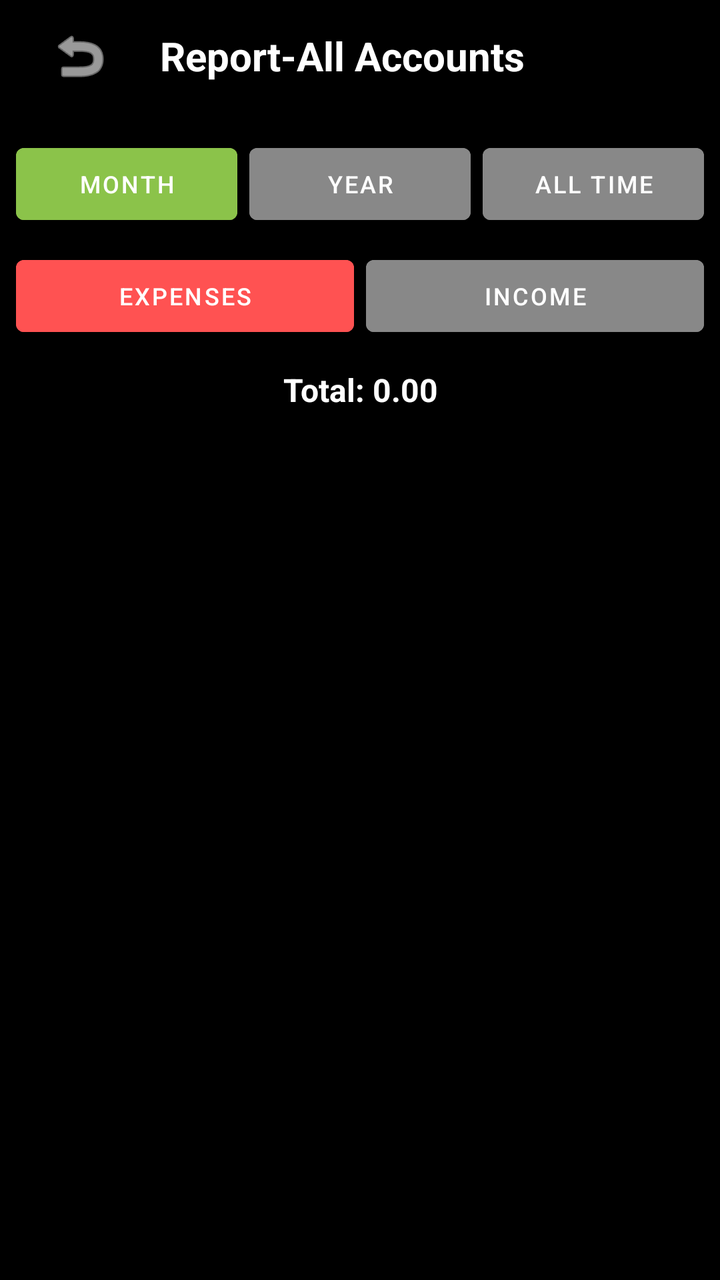
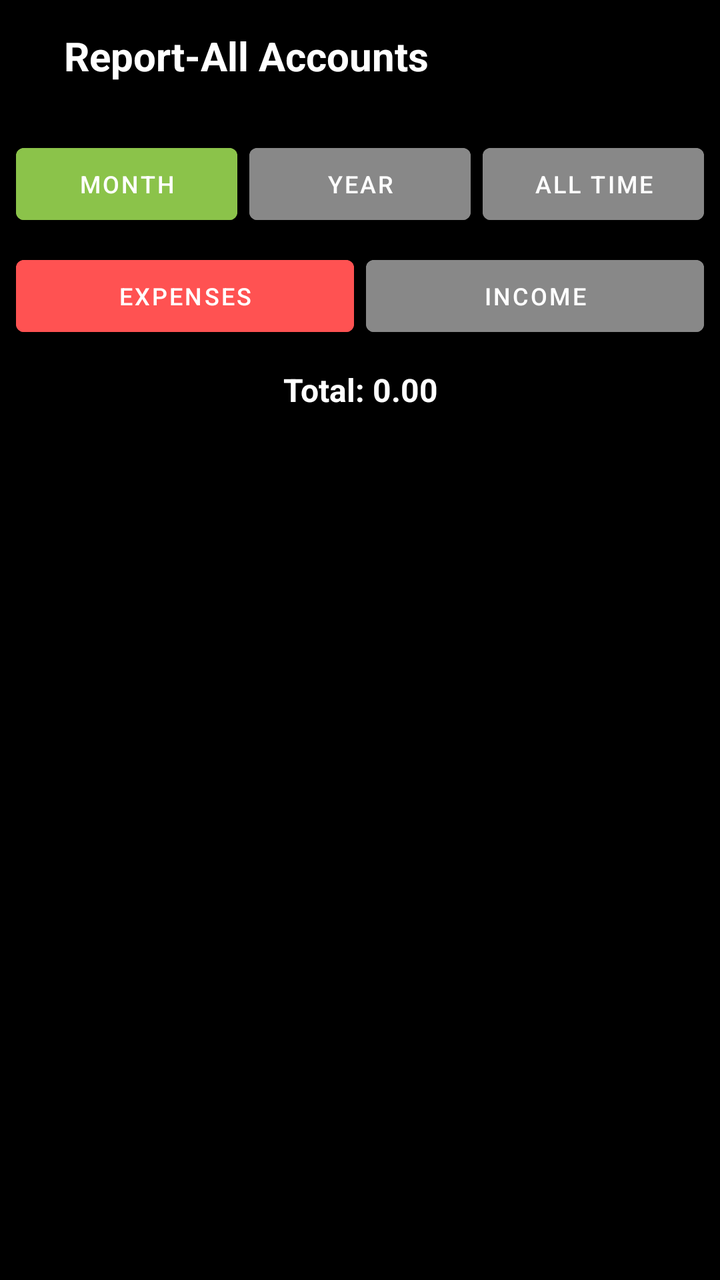

The first picture is an Android layout as it rendered before a commit; the second is the same layout after the commit. The layout source and the unified diff follow.
<!-- AndroidManifest.xml: activity theme Theme.MyCalendar2026SAR -->
<!-- res/layout/activity_report_all.xml -->
<?xml version="1.0" encoding="utf-8"?>
<androidx.constraintlayout.widget.ConstraintLayout xmlns:android="http://schemas.android.com/apk/res/android"
    xmlns:app="http://schemas.android.com/apk/res-auto"
    xmlns:tools="http://schemas.android.com/tools"
    android:layout_width="match_parent"
    android:layout_height="match_parent"
    android:background="#000000"
    tools:context=".ReportAllActivity">

    <LinearLayout
        android:id="@+id/reportTopBar"
        android:layout_width="match_parent"
        android:layout_height="56dp"
        android:gravity="center_vertical"
        android:orientation="horizontal"
        android:paddingStart="16dp"
        android:paddingEnd="16dp"
        app:layout_constraintTop_toTopOf="parent">

        <ImageButton
            android:id="@+id/reportBackButton"
            android:layout_width="48dp"
            android:layout_height="48dp"
            android:background="?attr/selectableItemBackgroundBorderless"
            android:contentDescription="Back"
            android:src="@android:drawable/ic_menu_revert"
            app:tint="@color/white" />

        <TextView
            android:layout_width="0dp"
            android:layout_height="wrap_content"
            android:layout_marginStart="16dp"
            android:layout_weight="1"
            android:text="@string/menu_report_all_accounts"
            android:textColor="@color/white"
            android:textSize="20sp"
            android:textStyle="bold" />
    </LinearLayout>

    <LinearLayout
        android:id="@+id/reportPeriodContainer"
        android:layout_width="match_parent"
        android:layout_height="wrap_content"
        android:layout_marginTop="4dp"
        android:gravity="center"
        android:orientation="horizontal"
        android:padding="8dp"
        app:layout_constraintTop_toBottomOf="@id/reportTopBar">

        <Button
            android:id="@+id/reportMonthButton"
            android:layout_width="0dp"
            android:layout_height="wrap_content"
            android:layout_weight="1"
            android:backgroundTint="@color/light_green"
            android:text="Month"
            android:textColor="@color/white"
            android:textSize="12sp" />

        <Button
            android:id="@+id/reportYearButton"
            android:layout_width="0dp"
            android:layout_height="wrap_content"
            android:layout_marginStart="6dp"
            android:layout_weight="1"
            android:backgroundTint="@color/gray"
            android:text="Year"
            android:textColor="@color/white"
            android:textSize="12sp" />

        <Button
            android:id="@+id/reportAllButton"
            android:layout_width="0dp"
            android:layout_height="wrap_content"
            android:layout_marginStart="6dp"
            android:layout_weight="1"
            android:backgroundTint="@color/gray"
            android:text="All Time"
            android:textColor="@color/white"
            android:textSize="12sp" />
    </LinearLayout>

    <LinearLayout
        android:id="@+id/reportTypeContainer"
        android:layout_width="match_parent"
        android:layout_height="wrap_content"
        android:gravity="center"
        android:orientation="horizontal"
        android:paddingStart="8dp"
        android:paddingEnd="8dp"
        android:paddingBottom="4dp"
        app:layout_constraintTop_toBottomOf="@id/reportPeriodContainer">

        <Button
            android:id="@+id/reportExpenseToggle"
            android:layout_width="0dp"
            android:layout_height="wrap_content"
            android:layout_weight="1"
            android:backgroundTint="@color/expense_red"
            android:text="@string/expenses"
            android:textColor="@color/white"
            android:textSize="12sp" />

        <Button
            android:id="@+id/reportIncomeToggle"
            android:layout_width="0dp"
            android:layout_height="wrap_content"
            android:layout_marginStart="6dp"
            android:layout_weight="1"
            android:backgroundTint="@color/gray"
            android:text="@string/income"
            android:textColor="@color/white"
            android:textSize="12sp" />
    </LinearLayout>

    <TextView
        android:id="@+id/reportTotalText"
        android:layout_width="match_parent"
        android:layout_height="wrap_content"
        android:gravity="center"
        android:paddingTop="8dp"
        android:paddingBottom="4dp"
        android:text="Total: 0.00"
        android:textColor="@color/white"
        android:textSize="16sp"
        android:textStyle="bold"
        app:layout_constraintTop_toBottomOf="@id/reportTypeContainer" />

    <androidx.recyclerview.widget.RecyclerView
        android:id="@+id/reportRecyclerView"
        android:layout_width="match_parent"
        android:layout_height="0dp"
        android:clipToPadding="false"
        android:paddingBottom="16dp"
        app:layout_constraintBottom_toBottomOf="parent"
        app:layout_constraintTop_toBottomOf="@id/reportTotalText" />

    <TextView
        android:id="@+id/reportEmptyText"
        android:layout_width="wrap_content"
        android:layout_height="wrap_content"
        android:text="No transactions in this period."
        android:textColor="@color/text_secondary"
        android:visibility="gone"
        app:layout_constraintBottom_toBottomOf="parent"
        app:layout_constraintEnd_toEndOf="parent"
        app:layout_constraintStart_toStartOf="parent"
        app:layout_constraintTop_toBottomOf="@id/reportTotalText" />

</androidx.constraintlayout.widget.ConstraintLayout>
<!-- resources referenced by this layout -->
<resources>
  <color name="expense_red">#FF5252</color>
  <color name="gray">#888888</color>
  <color name="light_green">#8BC34A</color>
  <color name="text_secondary">#AAAAAA</color>
  <color name="white">#FFFFFFFF</color>
  <string name="expenses">Expenses</string>
  <string name="income">Income</string>
  <string name="menu_report_all_accounts">Report-All Accounts</string>
  <style name="Theme.MyCalendar2026SAR" parent="Theme.MaterialComponents.DayNight.NoActionBar">
          
          <item name="colorPrimary">@color/light_green</item>
          <item name="colorPrimaryVariant">@color/hunter_green</item>
          <item name="colorOnPrimary">@color/white</item>
          
          <item name="colorSecondary">@color/teal_200</item>
          <item name="colorSecondaryVariant">@color/teal_700</item>
          <item name="colorOnSecondary">@color/black</item>
          
          <item name="android:statusBarColor">?attr/colorPrimaryVariant</item>
  
          <item name="colorControlActivated">@color/light_green</item>
  
          <item name="android:listPreferredItemPaddingStart">8dp</item>
          <item name="android:listPreferredItemPaddingEnd">8dp</item>
          <item name="android:textAppearanceLargePopupMenu">@style/CustomMenuTextAppearance</item>
          <item name="android:textAppearanceSmallPopupMenu">@style/CustomMenuTextAppearance</item>
          <item name="android:popupMenuStyle">@style/CustomPopupMenuStyle</item>
  
          
          <item name="materialAlertDialogTheme">@style/CustomAlertDialogTheme</item>
          <item name="alertDialogTheme">@style/CustomAlertDialogTheme</item>
      </style>
  <color name="hunter_green">#355E3B</color>
  <color name="teal_200">#FF03DAC5</color>
  <color name="teal_700">#FF018786</color>
  <color name="black">#FF000000</color>
  <style name="CustomMenuTextAppearance" parent="TextAppearance.AppCompat.Widget.PopupMenu.Large">
          <item name="android:textSize">@dimen/_10ssp</item>
          <item name="android:textColor">@color/white</item>
      </style>
  <style name="CustomPopupMenuStyle" parent="Widget.AppCompat.PopupMenu">
          <item name="android:minWidth">@dimen/_110sdp</item>
      </style>
  <style name="CustomAlertDialogTheme" parent="ThemeOverlay.MaterialComponents.MaterialAlertDialog">
          <item name="colorPrimary">@color/light_green</item>
          <item name="colorAccent">@color/light_green</item>
          <item name="colorSecondary">@color/light_green</item>
          <item name="android:textColorPrimary">@color/white</item>
          
          <item name="buttonBarPositiveButtonStyle">@style/GreenButtonStyle</item>
          <item name="buttonBarNegativeButtonStyle">@style/GreenButtonStyle</item>
          <item name="buttonBarNeutralButtonStyle">@style/GreenButtonStyle</item>
      </style>
  <style name="GreenButtonStyle" parent="Widget.MaterialComponents.Button.TextButton">
          <item name="android:textColor">@color/light_green</item>
      </style>
</resources>

<!-- the commit's change to res/layout/activity_report_all.xml (unified diff, before → after) -->
@@ -19,12 +19,13 @@
 
         <ImageButton
             android:id="@+id/reportBackButton"
-            android:layout_width="48dp"
-            android:layout_height="48dp"
+            android:layout_width="@dimen/_24sdp"
+            android:layout_height="@dimen/_24sdp"
             android:background="?attr/selectableItemBackgroundBorderless"
             android:contentDescription="Back"
-            android:src="@android:drawable/ic_menu_revert"
-            app:tint="@color/white" />
+            android:padding="4dp"
+            android:scaleType="fitCenter"
+            android:src="@drawable/ic_back_color" />
 
         <TextView
             android:layout_width="0dp"
<!-- resource entries referenced after the edit -->
@@ -5,6 +5,16 @@
   <color name="light_green">#8BC34A</color>
   <color name="text_secondary">#AAAAAA</color>
   <color name="white">#FFFFFFFF</color>
+  <!-- drawable ic_back_color (drawable) -->
+  <vector xmlns:android="http://schemas.android.com/apk/res/android"
+      android:width="24dp"
+      android:height="24dp"
+      android:viewportWidth="24"
+      android:viewportHeight="24">
+      <path
+          android:fillColor="#2196F3"
+          android:pathData="M20,11H7.83l5.59,-5.59L12,4l-8,8 8,8 1.41,-1.41L7.83,13H20v-2z" />
+  </vector>
   <string name="expenses">Expenses</string>
   <string name="income">Income</string>
   <string name="menu_report_all_accounts">Report-All Accounts</string>
